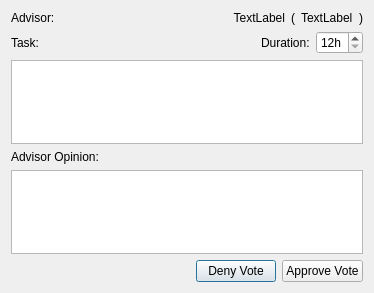
First picture: the form in ui/ApproveVoteDialog.ui, repository dmzdev/stance, before the edit.
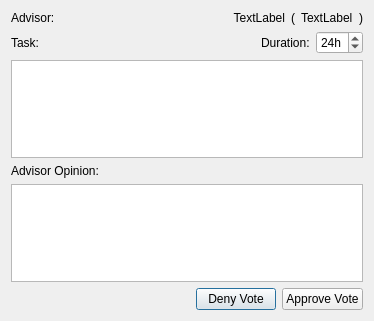
Second picture: the form after the edit.

What changed in the file:
```diff
--- a/ui/ApproveVoteDialog.ui
+++ b/ui/ApproveVoteDialog.ui
@@ -7,7 +7,7 @@
     <x>0</x>
     <y>0</y>
     <width>374</width>
-    <height>293</height>
+    <height>321</height>
    </rect>
   </property>
   <property name="windowTitle">
@@ -129,6 +129,9 @@
        <property name="singleStep">
         <number>12</number>
        </property>
+       <property name="value">
+        <number>24</number>
+       </property>
       </widget>
      </item>
     </layout>
```
